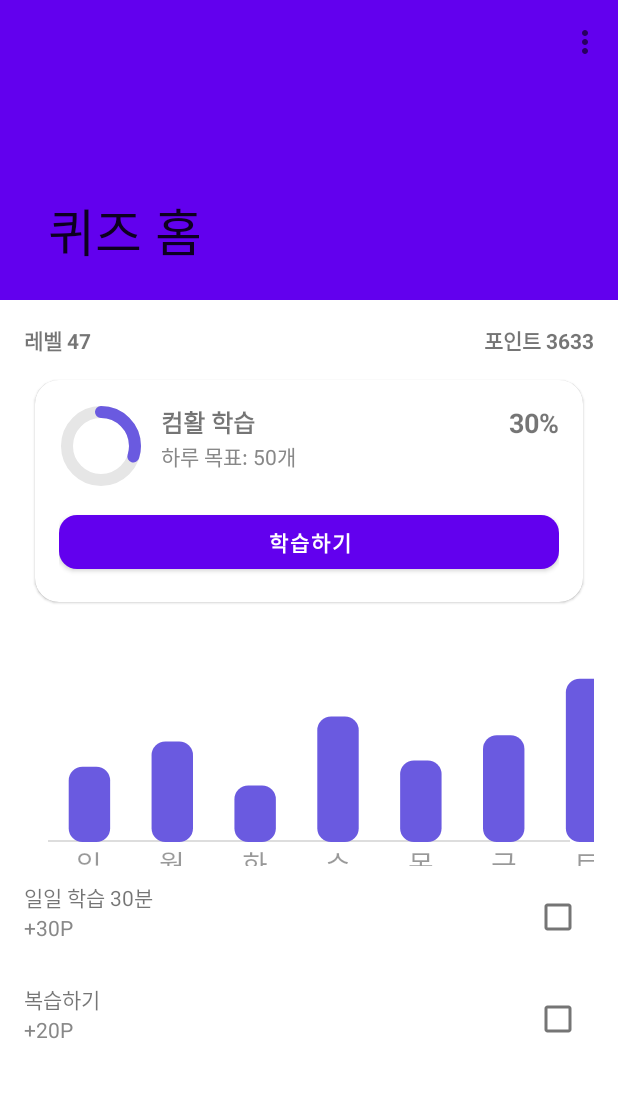
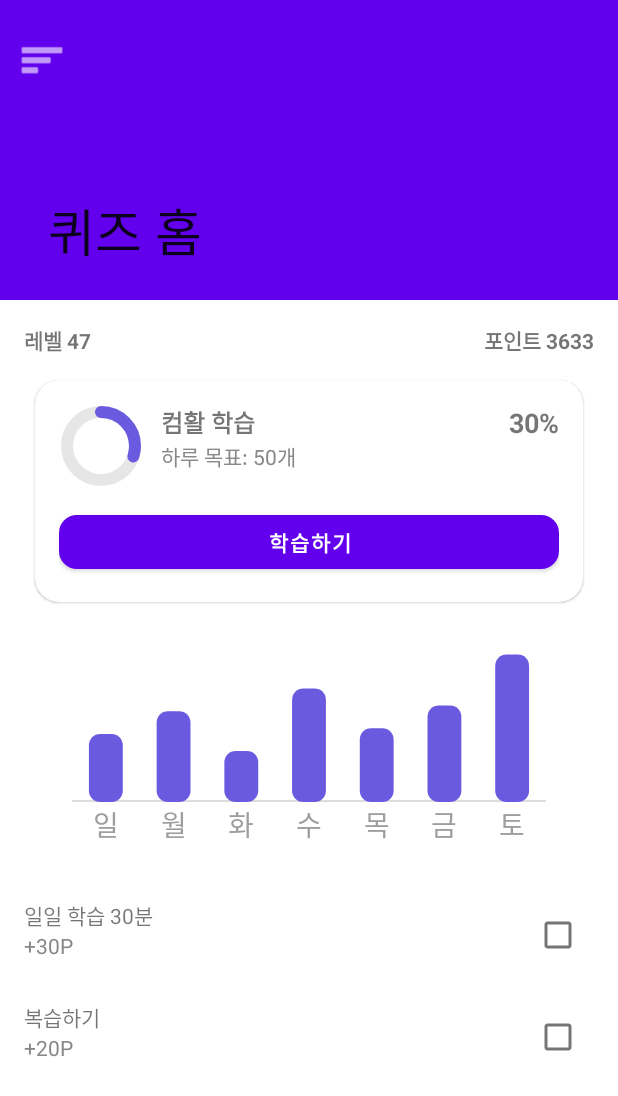
Before and after one commit to luckypants1221/smartAppProject, an Android app: the MainActivity screen opened directly, with no data from a screen before it, on a phone screen of 412 x 824 dp. Shown: the top 1096 px of the screen. Run offline under Robolectric (Android 15) with nearby library versions, the phone set to English and light mode, and no system bars.

Commit message:
퀴즈앱 홈 화면 초기

```diff
--- a/app/src/main/java/com/example/myapplication/MainActivity.kt
+++ b/app/src/main/java/com/example/myapplication/MainActivity.kt
@@ -22,10 +22,14 @@ class MainActivity : AppCompatActivity() {
         val toolbar = findViewById<MaterialToolbar>(R.id.toolbar)
         val navView = findViewById<NavigationView>(R.id.navigationView)
 
-        // 툴바 우측 아이콘 클릭 → 사이드 열기
-        toolbar.setOnMenuItemClickListener { item: MenuItem ->
+        toolbar.setNavigationIcon(android.R.drawable.ic_menu_sort_by_size) // 벡터 아이콘
+        toolbar.setNavigationOnClickListener {
+            drawer.openDrawer(androidx.core.view.GravityCompat.START)
+        }
+// 상단 아이콘 클릭 시 좌측 드로어 오픈
+        toolbar.setOnMenuItemClickListener { item ->
             if (item.itemId == R.id.action_open_side) {
-                drawer.openDrawer(GravityCompat.END)
+                drawer.openDrawer(androidx.core.view.GravityCompat.START)
                 true
             } else false
         }
--- a/app/src/main/java/com/example/myapplication/ui/home/WeeklyBarChartView.kt
+++ b/app/src/main/java/com/example/myapplication/ui/home/WeeklyBarChartView.kt
@@ -24,6 +24,7 @@ class WeeklyBarChartView @JvmOverloads constructor(
     private val labelPaint = Paint(Paint.ANTI_ALIAS_FLAG).apply {
         color = 0x66000000.toInt() // 반투명 라벨
         textSize = 28f
+        color = 0xFF9E9E9E.toInt()
     }
 
     var values: List<Int> = emptyList()
@@ -36,46 +37,50 @@ class WeeklyBarChartView @JvmOverloads constructor(
         super.onDraw(canvas)
         if (values.isEmpty()) return
 
-        val padH = paddingLeft + paddingRight
-        val padV = paddingTop + paddingBottom
-        val w = width - padH
-        val h = height - padV
+        val density = resources.displayMetrics.density
+        val sideMarginPx = 16f * density // 좌우 마진 16dp
+        val padL = paddingLeft + sideMarginPx.toInt()
+        val padR = paddingRight + sideMarginPx.toInt()
+        val padT = paddingTop
+        val labelExtra = (labelPaint.textSize + 12f).toInt()
+        val padB = paddingBottom + labelExtra
 
-        // 그리드 가이드(바닥선)
+        val w = width - padL - padR
+        val h = height - padT - padB
+        val baseY = (height - padB).toFloat()
+
+        // 바닥선
         canvas.drawLine(
-            paddingLeft.toFloat(),
-            (height - paddingBottom - 1).toFloat(),
-            (width - paddingRight).toFloat(),
-            (height - paddingBottom - 1).toFloat(),
+            padL.toFloat(), baseY - 1f,
+            (width - padR).toFloat(), baseY - 1f,
             gridPaint
         )
 
         val count = values.size
-        val maxV = max(1, values.maxOrNull() ?: 1)
-        val barSpace = w / (count * 1.8f) // 간격
-        val barWidth = barSpace
-        var x = paddingLeft + barSpace / 2
+        val spacingFactor = 2.0f // 1.8f → 2.0f로 간격 넓힘
+        val barSpace = w / (count * spacingFactor)
+        val barWidth = barSpace // 필요하면 barWidth를 0.9f*barSpace 등으로 더 줄여도 됨
+        var x = padL + barSpace / 2f
+
+        val days = arrayOf("일","월","화","수","목","금","토")
+        val maxV = (values.maxOrNull() ?: 1).coerceAtLeast(1)
 
         values.forEachIndexed { idx, v ->
             val ratio = v.toFloat() / maxV
-            val barH = ratio * (h * 0.8f) // 위쪽 20% 여백
+            val barH = ratio * (h * 0.9f)
             val left = x
-            val top = (height - paddingBottom) - barH
+            val top = baseY - barH
             val right = x + barWidth
-            val bottom = (height - paddingBottom).toFloat()
+            val bottom = baseY
 
-            canvas.drawRoundRect(
-                left, top, right, bottom,
-                barWidth / 3f, barWidth / 3f, barPaint
-            )
+            canvas.drawRoundRect(left, top, right, bottom, barWidth/3f, barWidth/3f, barPaint)
 
-            // 요일 라벨(일~토)
-            val day = "일월화수목금토"[idx % 7].toString()
-            val textW = labelPaint.measureText(day)
+            val day = days[idx % 7]
+            val tw = labelPaint.measureText(day)
             canvas.drawText(
                 day,
-                left + (barWidth - textW) / 2f,
-                bottom + labelPaint.textSize + 6f,
+                left + (barWidth - tw) / 2f,
+                baseY + labelPaint.textSize + 6f,
                 labelPaint
             )
 
--- a/app/src/main/res/layout/activity_main.xml
+++ b/app/src/main/res/layout/activity_main.xml
@@ -6,7 +6,7 @@
     android:layout_width="match_parent"
     android:layout_height="match_parent">
 
-    <!-- 메인 컨텐츠: 기존 CoordinatorLayout 그대로 이동 -->
+    <!-- 메인 컨텐츠 -->
     <androidx.coordinatorlayout.widget.CoordinatorLayout
         android:layout_width="match_parent"
         android:layout_height="match_parent">
@@ -22,8 +22,14 @@
                 app:layout_scrollFlags="scroll|exitUntilCollapsed"
                 app:title="퀴즈 홈">
 
-                <com.google.android.material.appbar.MaterialToolbar android:id="@+id/toolbar" android:layout_width="match_parent" android:layout_height="?attr/actionBarSize" app:layout_collapseMode="pin" app:menu="@menu/menu_top" app:popupTheme="@style/ThemeOverlay.MaterialComponents.Light" />
-                <!-- menu_top에 햄버거 아이콘 정의. 2)에서 생성 -->
+                <!-- 툴바는 CollapsingToolbarLayout 안에 배치 -->
+                <com.google.android.material.appbar.MaterialToolbar
+                    android:id="@+id/toolbar"
+                    android:layout_width="match_parent"
+                    android:layout_height="?attr/actionBarSize"
+                    android:paddingTop="12dp"
+                    app:layout_collapseMode="pin"
+                    app:navigationIconTint="@android:color/white" />
             </com.google.android.material.appbar.CollapsingToolbarLayout>
         </com.google.android.material.appbar.AppBarLayout>
 
@@ -78,7 +84,8 @@
                     android:id="@+id/rvQuests"
                     android:layout_width="match_parent"
                     android:layout_height="wrap_content"
-                    android:nestedScrollingEnabled="false"/>
+                    android:nestedScrollingEnabled="false"
+                    android:layout_marginTop="12dp"/>   <!-- 차트와 간격 확보 -->
             </LinearLayout>
         </androidx.core.widget.NestedScrollView>
 
@@ -90,15 +97,17 @@
             app:menu="@menu/menu_bottom"/>
     </androidx.coordinatorlayout.widget.CoordinatorLayout>
 
-    <!-- 좌측 드로어 -->
+    <!-- 좌측 드로어: DrawerLayout의 자식으로 단 하나만 -->
     <com.google.android.material.navigation.NavigationView
         android:id="@+id/navigationView"
         android:layout_width="280dp"
         android:layout_height="match_parent"
         android:layout_gravity="start"
+        android:background="#232323"
         android:fitsSystemWindows="true"
+        android:paddingBottom="56dp"
         app:menu="@menu/menu_side"
-        app:itemIconTint="@null"
-        app:itemTextColor="@android:color/black" />
+        app:itemTextColor="@android:color/white"
+        app:itemIconTint="@android:color/white" />
 
 </androidx.drawerlayout.widget.DrawerLayout>
--- a/app/src/main/res/menu/menu_top.xml
+++ b/app/src/main/res/menu/menu_top.xml
@@ -1,8 +1,9 @@
 <?xml version="1.0" encoding="utf-8"?>
-<menu xmlns:android="http://schemas.android.com/apk/res/android">
+<menu xmlns:android="http://schemas.android.com/apk/res/android"
+    xmlns:app="http://schemas.android.com/apk/res-auto">
     <item
         android:id="@+id/action_open_side"
         android:title="메뉴"
         android:icon="@android:drawable/ic_menu_sort_by_size"
-        android:showAsAction="always" />
+        app:showAsAction="always" />
 </menu>
```
